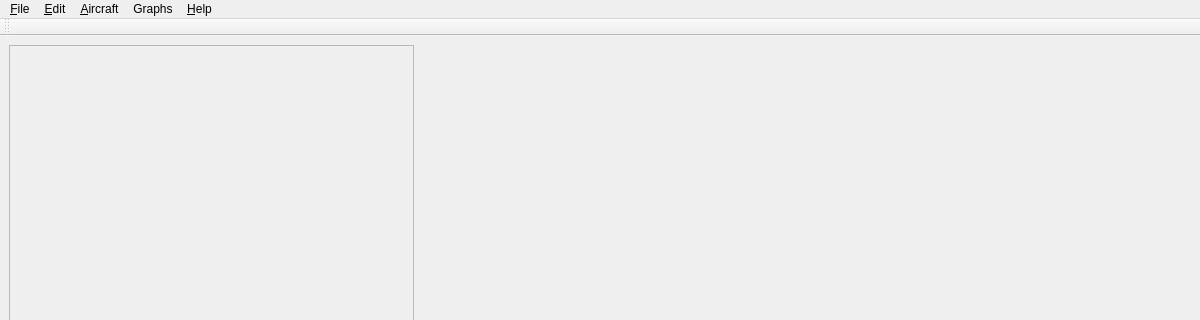
This is seedpod_ground_risk/ui_resources/main.ui in aliaksei135/seedpod_ground_risk as Qt 5 draws it before an edit; both pictures show x 0 to 1200 and y 0 to 320 of the 1200 by 857 pixel window. The edited form follows.
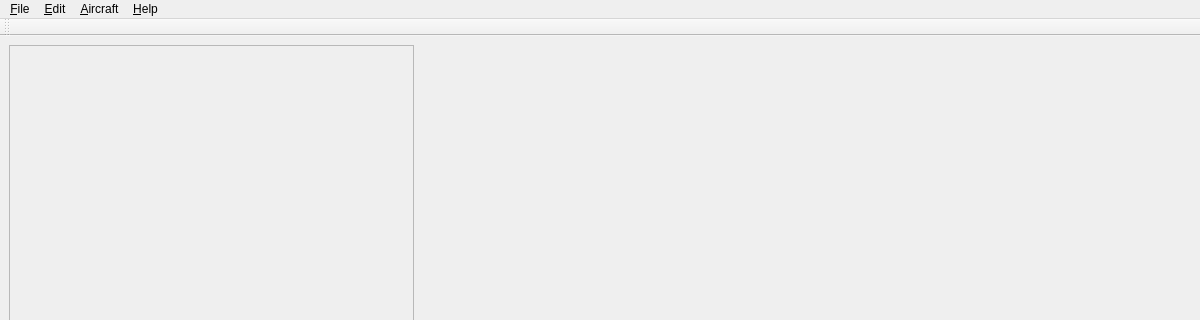
This is the edited form. Custom widgets are drawn as their Qt base class.

Commit message: Remove main menu option; now goes in layer options

What changed in the file:
```diff
--- a/seedpod_ground_risk/ui_resources/main.ui
+++ b/seedpod_ground_risk/ui_resources/main.ui
@@ -165,16 +165,9 @@
           <addaction name="actionAbout_Static_Sources"/>
           <addaction name="actionAbout_App"/>
       </widget>
-      <widget class="QMenu" name="menuGraphs">
-          <property name="title">
-              <string>Graphs</string>
-          </property>
-          <addaction name="actionView_Risk_vs_Distance_Graph"/>
-      </widget>
       <addaction name="menu_File"/>
       <addaction name="menuEdit"/>
       <addaction name="menu_Aircraft"/>
-      <addaction name="menuGraphs"/>
       <addaction name="menu_Help"/>
   </widget>
   <widget class="QToolBar" name="toolBar">
```
Lines whose indentation alone changed are shown as unchanged. The commit also changes 1 other file.
